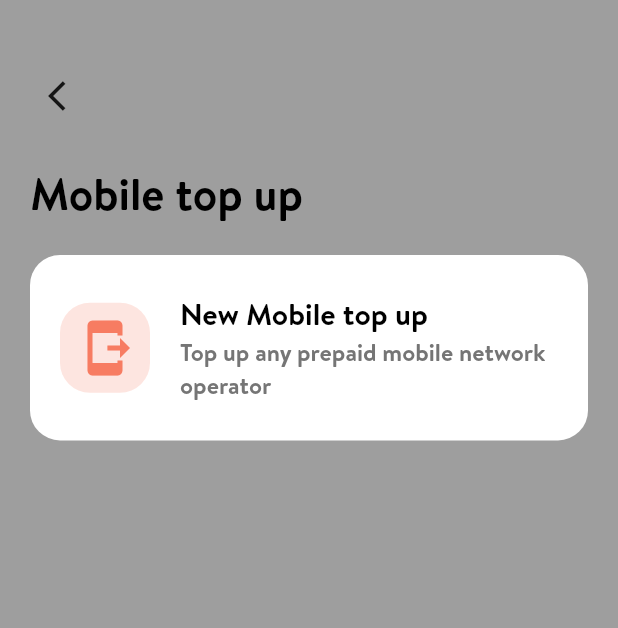
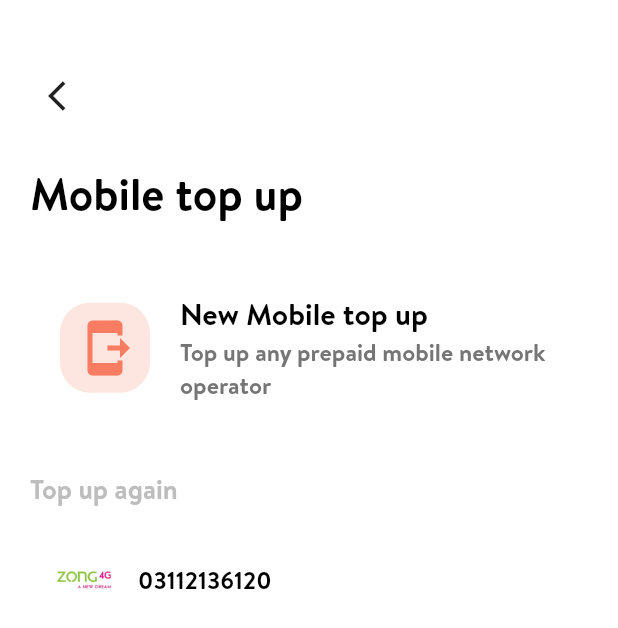
Before and after one commit to Suhaibusman/Sadapay-Clone, a Flutter app: the screen it shows after launch, item 2 of the bottom bar chosen, after a tap on "Mobile top up", on a phone screen of 412 x 824 dp. Shown: the top 628 px of the screen. Run offline on Flutter 3.47's test engine with Material 2 defaults, Android fonts, the phone set to English and light mode, and no system bars.

Commit message:
sada pay clone

```diff
--- /dev/null
+++ b/lib/data/balance_record.dart
@@ -0,0 +1,28 @@
+import 'package:sadapayclone/constants/images.dart';
+
+class BalancePart{
+  String image;
+
+  String phonenumber;
+
+BalancePart({
+  required this.image,
+
+
+
+  required this.phonenumber,
+
+});
+
+
+
+static List<BalancePart> getBalancePart(){
+  List<BalancePart> balance=[];
+
+ balance.add(
+  BalancePart(image: Myimages.zonglogo, phonenumber: "03112136120")
+ );
+ return balance;
+}
+
+}
--- a/lib/screens/payment/mobiletopup/mobiletopup.dart
+++ b/lib/screens/payment/mobiletopup/mobiletopup.dart
@@ -1,5 +1,6 @@
 import 'package:flutter/material.dart';
 import 'package:sadapayclone/constants/colors.dart';
+import 'package:sadapayclone/data/balance_record.dart';
 import 'package:sadapayclone/screens/payment/mobiletopup/widget/balanceload.dart';
 
 class MobileTopUp extends StatefulWidget {
@@ -10,10 +11,18 @@ class MobileTopUp extends StatefulWidget {
 }
 
 class _MobileTopUpState extends State<MobileTopUp> {
+  List<BalancePart> balance = [];
+  void _getBalancePart() {
+    setState(() {
+      balance = BalancePart.getBalancePart();
+    });
+  }
+
   @override
   Widget build(BuildContext context) {
+    _getBalancePart();
     return Scaffold(
-      backgroundColor: Colors.grey,
+      backgroundColor: Colors.white,
       body: SafeArea(
         child: Padding(
           padding: const EdgeInsets.all(20),
@@ -84,7 +93,36 @@ class _MobileTopUpState extends State<MobileTopUp> {
                                   ],
                                 ),
                     ),
-                  )
+                  ),
+                  const SizedBox(height: 20,),
+               balance.isNotEmpty?   Text("Top up again", style: TextStyle(
+                    fontFamily: "Brandon" ,
+                    fontSize: 18,
+                    fontWeight: FontWeight.w500,
+                    color: Colors.grey[400]
+                  ),): const Text(""),
+                       const SizedBox(height: 20,),
+                 Expanded(
+
+                   child: ListView.builder(
+                    itemCount: balance.length,
+                    itemBuilder: (context, index) {
+                     return ListTile(
+                      leading: CircleAvatar(
+
+                        backgroundColor: Colors.white,
+                        child: Image.asset(balance[index].image),
+
+                      ),
+                      title: Text(balance[index].phonenumber , style: const TextStyle(
+                    fontFamily: "Brandon" ,
+                    fontSize: 16,
+                    fontWeight: FontWeight.w500,
+                    color: Colors.black
+                  ),),
+                     );
+                   },),
+                 )
 
            ],
           ),
--- a/lib/screens/payment/mobiletopup/widget/enteramount.dart
+++ b/lib/screens/payment/mobiletopup/widget/enteramount.dart
@@ -2,6 +2,8 @@ import 'package:flutter/material.dart';
 import 'package:flutter/services.dart';
 import 'package:sadapayclone/constants/colors.dart';
 import 'package:sadapayclone/data/amount.dart';
+import 'package:sadapayclone/data/balance_record.dart';
+
 import 'package:sadapayclone/screens/personal/personalscreen.dart';
 
 class EnterAmountScreen extends StatefulWidget {
@@ -50,6 +52,7 @@ class _EnterAmountScreenState extends State<EnterAmountScreen> {
     }
   }
 
+
 accountbalancecheck(){
   try {
     final int amount = int.parse(enteramount.text);
@@ -60,6 +63,12 @@ accountbalancecheck(){
       }
       else{
        accountBalance -= amount;
+
+
+       setState(() {
+
+   balance.add(BalancePart(image: widget.networkImageAsset, phonenumber: widget.phoneNumber));
+       });
 
         return Text('Amount of Rs. $amount has been deducted. New Balance: Rs. $accountBalance');
 
@@ -90,9 +99,15 @@ titleselector(){
 }
   final TextEditingController enteramount = TextEditingController();
   // Replace with your actual balance
-
+      List<BalancePart> balance = [];
+  void _getBalancePart() {
+    setState(() {
+      balance = BalancePart.getBalancePart();
+    });
+  }
   @override
   Widget build(BuildContext context) {
+    _getBalancePart();
     return Scaffold(
       appBar: AppBar(
         backgroundColor: Colors.transparent,
```
